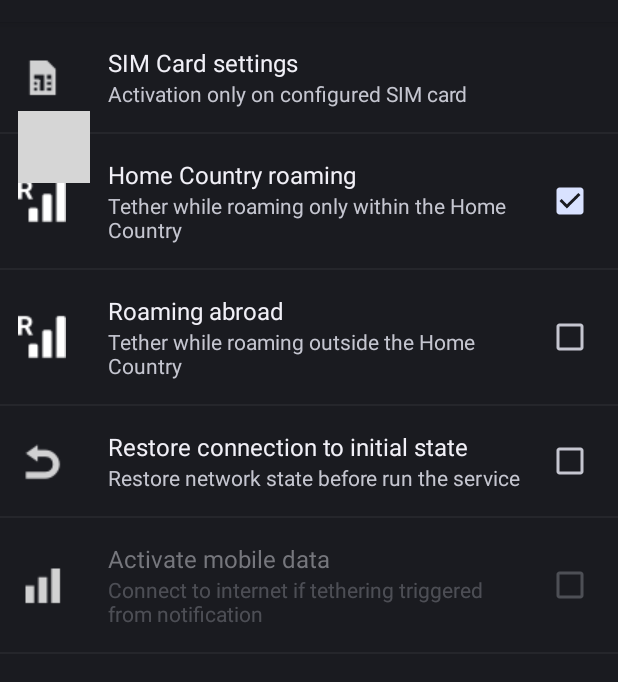
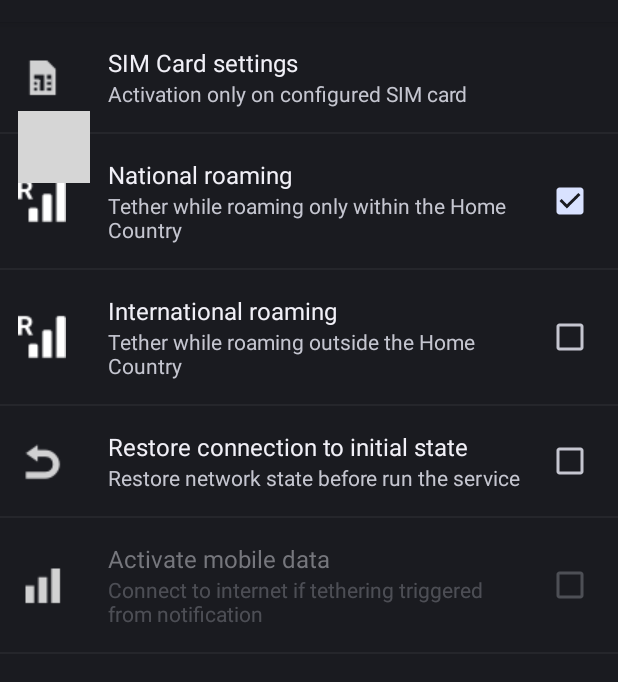
Before and after one commit to danielmroczka/auto-tethering, an Android app: the screen it shows after launch (MainActivity), after a tap on "Advanced Settings", on a phone screen of 412 x 824 dp, the part 62-744 px from its top. Run offline under Robolectric (Android 15) with nearby library versions, the light colour scheme and no system bars; grey boxes are pictures that could not be loaded.

Commit message:
Improved data roaming for Home Country (the same country, different network)

```diff
--- a/auto-tethering-app/src/main/res/xml/preferences.xml
+++ b/auto-tethering-app/src/main/res/xml/preferences.xml
@@ -124,14 +124,13 @@
                 android:key="activate.on.roaming.home.country"
                 android:icon="@drawable/ic_roaming"
                 android:summary="Tether while roaming only within the Home Country"
-                android:title="Home Country roaming"/>
+                android:title="National roaming"/>
         <CheckBoxPreference
                 android:defaultValue="false"
                 android:key="activate.on.roaming"
                 android:icon="@drawable/ic_roaming"
-                android:dependency="activate.on.roaming.home.country"
                 android:summary="Tether while roaming outside the Home Country"
-                android:title="Roaming abroad"/>
+                android:title="International roaming"/>
         <CheckBoxPreference
                 android:defaultValue="false"
                 android:icon="@drawable/ic_cancel"
```
Also changed, not shown: auto-tethering-app/src/main/java/com/labs/dm/auto_tethering/Utils.java (+11 -9 lines), auto-tethering-app/src/main/java/com/labs/dm/auto_tethering/activity/MainActivity.java (+17 -2 lines), 1 other file.
